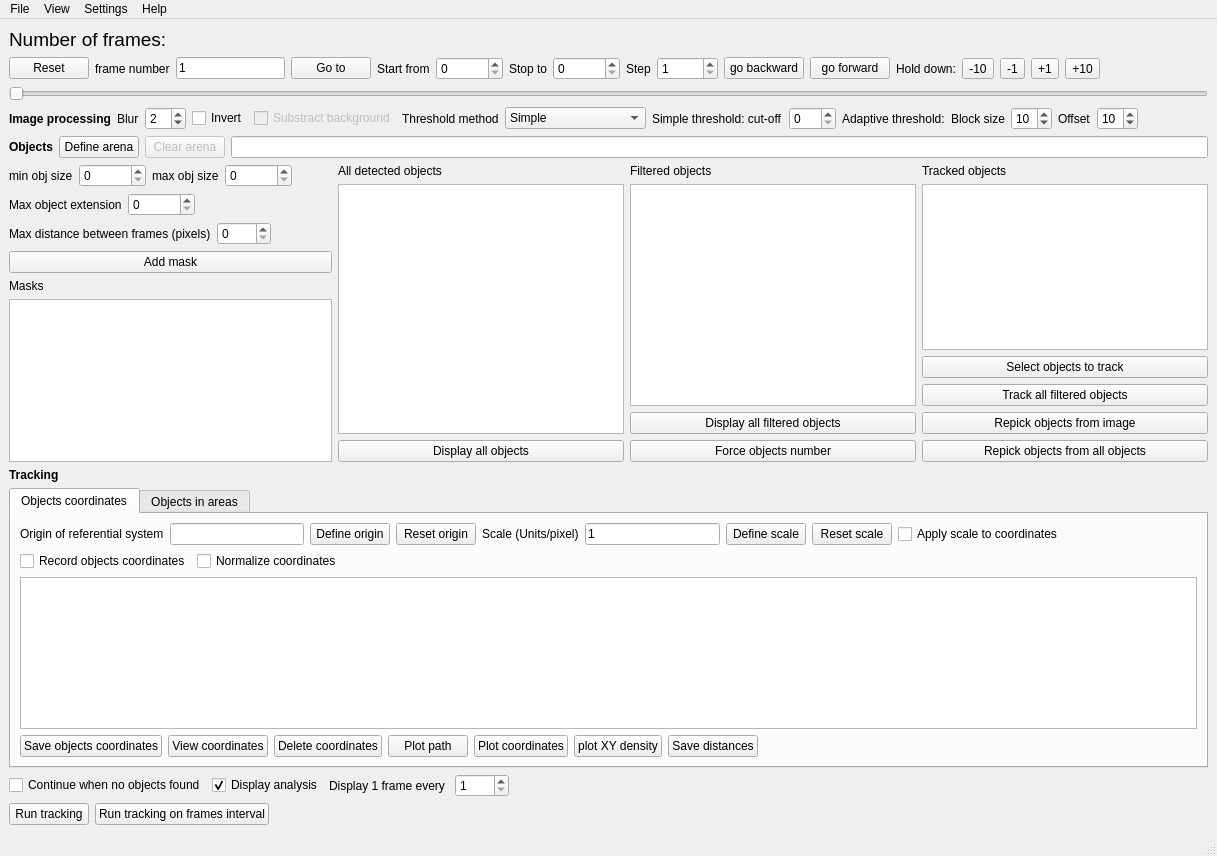
The window that doris/doris.ui (olivierfriard/DORIS) describes before a commit, drawn with Qt 5.
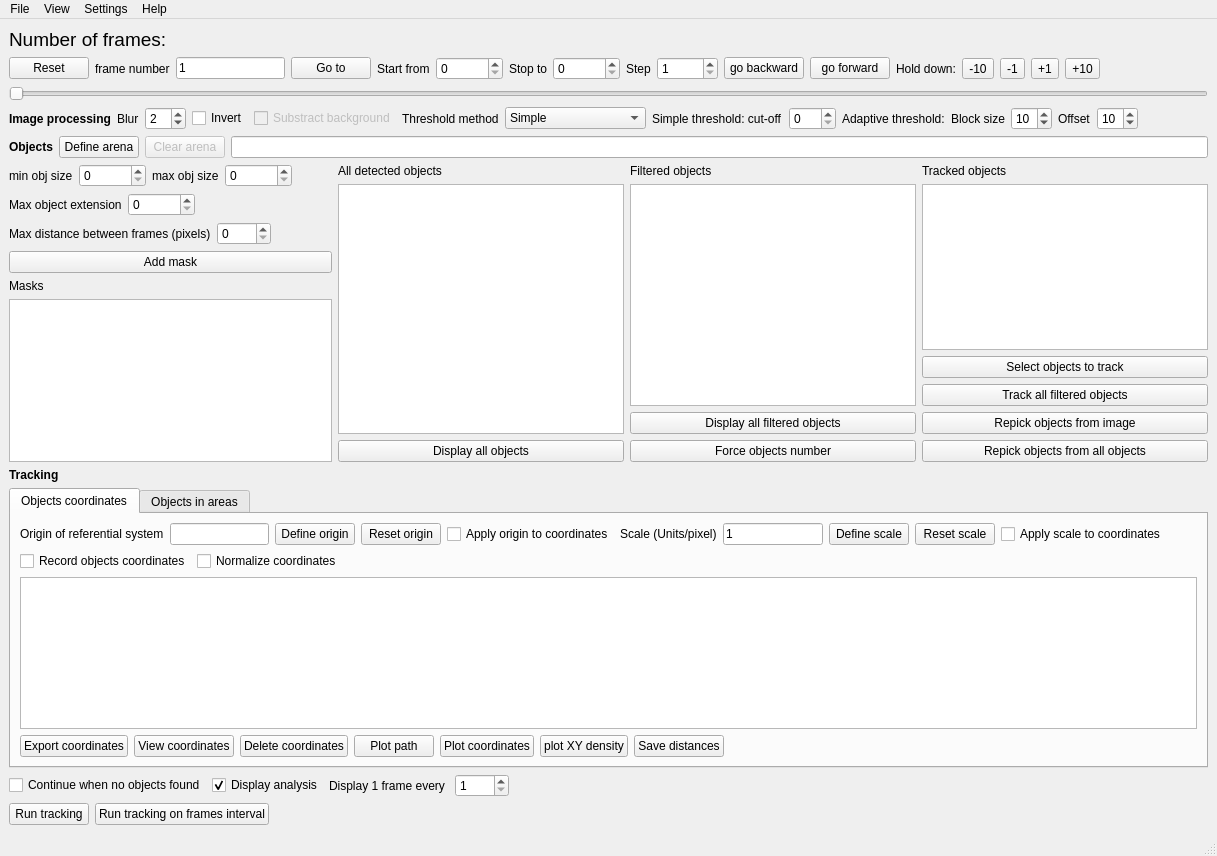
The same window after the commit.

Commit message: modified export coordinates

The edit to the form file:
```diff
--- a/doris/doris.ui
+++ b/doris/doris.ui
@@ -701,6 +701,13 @@
             </property>
            </widget>
           </item>
+          <item>
+           <widget class="QCheckBox" name="cb_apply_origin">
+            <property name="text">
+             <string>Apply origin to coordinates</string>
+            </property>
+           </widget>
+          </item>
           <item>
            <widget class="QLabel" name="label_21">
             <property name="text">
@@ -805,7 +812,7 @@
           <item>
            <widget class="QPushButton" name="pb_save_xy">
             <property name="text">
-             <string>Save objects coordinates</string>
+             <string>Export coordinates</string>
             </property>
            </widget>
           </item>
```
The commit also changes 4 other files.
